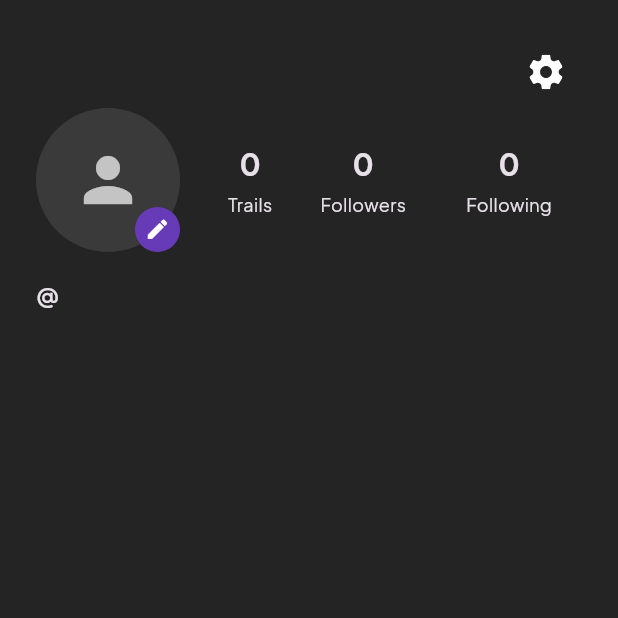
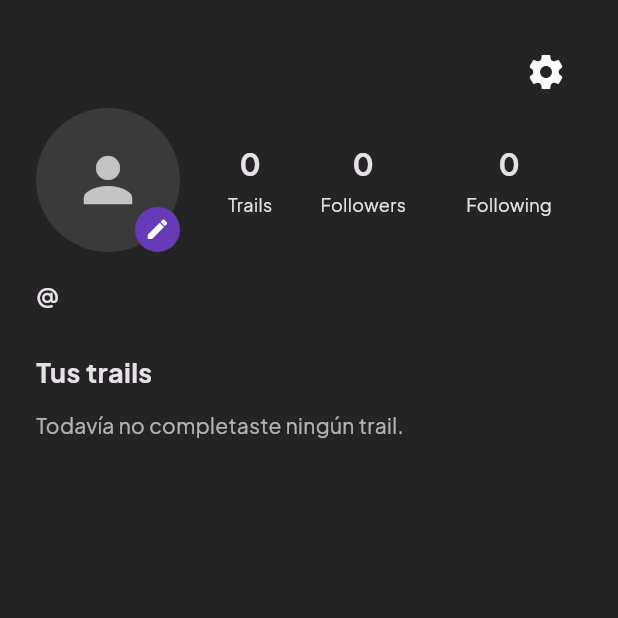
Before and after one commit to Chab8/trail, a Flutter app: the ProfileScreen screen opened directly, on a phone screen of 412 x 824 dp, the top half of it. Run offline on Flutter 3.47's test engine with Material 3 defaults, Android fonts, the phone set to English and light mode, and no system bars; our stand-ins replace app_links, flutter_dotenv, flutter_svg, geolocator, google_fonts, image_picker and 1 more; missing offline and left inert: mapbox_maps_flutter; accounts and stored records are empty.

Commit message:
trails se guardan en el perfil

```diff
--- /dev/null
+++ b/lib/models/completed_trail.dart
@@ -0,0 +1,17 @@
+import 'trail_song.dart';
+
+/// El resumen que se muestra en el perfil para un trail finalizado.
+///
+/// Por ahora sólo conserva su nombre y las canciones escuchadas. Más adelante
+/// se le pueden sumar el trazado, duración, privacidad y otros metadatos.
+class CompletedTrail {
+  const CompletedTrail({
+    required this.name,
+    required this.songs,
+    required this.completedAt,
+  });
+
+  final String name;
+  final List<TrailSong> songs;
+  final DateTime completedAt;
+}
--- /dev/null
+++ b/lib/models/trail_song.dart
@@ -0,0 +1,12 @@
+/// Una canción que sonó mientras se registraba un trail.
+class TrailSong {
+  const TrailSong({
+    required this.trackId,
+    required this.title,
+    required this.artist,
+  });
+
+  final String trackId;
+  final String title;
+  final String artist;
+}
--- a/lib/screens/profile_screen.dart
+++ b/lib/screens/profile_screen.dart
@@ -5,8 +5,11 @@ import 'package:flutter_svg/flutter_svg.dart';
 import 'package:image_picker/image_picker.dart';
 import 'package:supabase_flutter/supabase_flutter.dart';
 
+import '../models/completed_trail.dart';
+import '../models/trail_song.dart';
 import '../services/follow_service.dart';
 import '../services/profile_service.dart';
+import '../services/trail_library_service.dart';
 import '../widgets/profile_counter.dart';
 import 'follow_list_screen.dart';
 import 'settings_screen.dart';
@@ -22,6 +25,7 @@ class _ProfileScreenState extends State<ProfileScreen> {
   final _profileService = ProfileService();
   final _followService = FollowService();
   final _imagePicker = ImagePicker();
+  final _trailLibrary = TrailLibraryService.instance;
 
   bool _isLoading = true;
   bool _isPickingAvatar = false;
@@ -35,7 +39,18 @@ class _ProfileScreenState extends State<ProfileScreen> {
   @override
   void initState() {
     super.initState();
+    _trailLibrary.addListener(_onTrailsChanged);
     _loadProfile();
+  }
+
+  @override
+  void dispose() {
+    _trailLibrary.removeListener(_onTrailsChanged);
+    super.dispose();
+  }
+
+  void _onTrailsChanged() {
+    if (mounted) setState(() {});
   }
 
   Future<void> _loadProfile() async {
@@ -60,7 +75,7 @@ class _ProfileScreenState extends State<ProfileScreen> {
     }
   }
 
-    Future<void> _pickAvatar() async {
+  Future<void> _pickAvatar() async {
     setState(() => _isPickingAvatar = true);
 
     try {
@@ -82,7 +97,9 @@ class _ProfileScreenState extends State<ProfileScreen> {
 
       // Sube la foto al bucket "avatars". upsert:true significa que si ya
       // existe una foto anterior para este usuario, la reemplaza.
-      await Supabase.instance.client.storage.from('avatars').uploadBinary(
+      await Supabase.instance.client.storage
+          .from('avatars')
+          .uploadBinary(
             filePath,
             bytes,
             fileOptions: FileOptions(
@@ -96,8 +113,7 @@ class _ProfileScreenState extends State<ProfileScreen> {
       final publicUrl = Supabase.instance.client.storage
           .from('avatars')
           .getPublicUrl(filePath);
-      final freshUrl =
-          '$publicUrl?v=${DateTime.now().millisecondsSinceEpoch}';
+      final freshUrl = '$publicUrl?v=${DateTime.now().millisecondsSinceEpoch}';
 
       // Guarda el link en la tabla profiles, para que persista.
       await _profileService.updateAvatarUrl(
@@ -114,7 +130,9 @@ class _ProfileScreenState extends State<ProfileScreen> {
     } catch (_) {
       if (mounted) {
         ScaffoldMessenger.of(context).showSnackBar(
-          const SnackBar(content: Text('No se pudo guardar la foto de perfil.')),
+          const SnackBar(
+            content: Text('No se pudo guardar la foto de perfil.'),
+          ),
         );
       }
     } finally {
@@ -238,9 +256,10 @@ class _ProfileScreenState extends State<ProfileScreen> {
                         child: Row(
                           mainAxisAlignment: MainAxisAlignment.spaceAround,
                           children: [
-                            // Todavía no contamos trails porque el
-                            // registro de recorridos no está armado.
-                            const ProfileCounter(label: 'Trails', value: 0),
+                            ProfileCounter(
+                              label: 'Trails',
+                              value: _trailLibrary.count,
+                            ),
                             ProfileCounter(
                               label: 'Followers',
                               value: _followersCount,
@@ -268,6 +287,21 @@ class _ProfileScreenState extends State<ProfileScreen> {
                       ),
                     ),
                   ],
+                  const SizedBox(height: 28),
+                  const Text(
+                    'Tus trails',
+                    style: TextStyle(fontSize: 18, fontWeight: FontWeight.w700),
+                  ),
+                  const SizedBox(height: 12),
+                  if (_trailLibrary.trails.isEmpty)
+                    Text(
+                      'Todavía no completaste ningún trail.',
+                      style: TextStyle(
+                        color: Colors.white.withValues(alpha: 0.65),
+                      ),
+                    )
+                  else
+                    ..._trailLibrary.trails.map(_TrailSummaryCard.new),
                   if (_errorMessage != null)
                     Padding(
                       padding: const EdgeInsets.only(bottom: 16),
@@ -279,6 +313,48 @@ class _ProfileScreenState extends State<ProfileScreen> {
                 ],
               ),
             ),
+    );
+  }
+}
+
+class _TrailSummaryCard extends StatelessWidget {
+  const _TrailSummaryCard(this.trail);
+
+  final CompletedTrail trail;
+
+  @override
+  Widget build(BuildContext context) {
+    final List<TrailSong> songs = trail.songs;
+    return Card(
+      margin: const EdgeInsets.only(bottom: 12),
+      child: Padding(
+        padding: const EdgeInsets.all(16),
+        child: Column(
+          crossAxisAlignment: CrossAxisAlignment.start,
+          children: [
+            Text(
+              trail.name,
+              style: const TextStyle(fontSize: 16, fontWeight: FontWeight.w700),
+            ),
+            const SizedBox(height: 10),
+            if (songs.isEmpty)
+              const Text('No se detectaron canciones durante este trail.')
+            else
+              ...songs.map<Widget>(
+                (song) => Padding(
+                  padding: const EdgeInsets.only(bottom: 6),
+                  child: Row(
+                    children: [
+                      const Icon(Icons.music_note, size: 18),
+                      const SizedBox(width: 8),
+                      Expanded(child: Text('${song.title} — ${song.artist}')),
+                    ],
+                  ),
+                ),
+              ),
+          ],
+        ),
+      ),
     );
   }
 }
--- /dev/null
+++ b/lib/services/trail_library_service.dart
@@ -0,0 +1,32 @@
+import 'package:flutter/foundation.dart';
+
+import '../models/completed_trail.dart';
+import '../models/trail_song.dart';
+
+/// Biblioteca de trails finalizados de la sesión actual.
+///
+/// Este primer paso mantiene únicamente el resumen solicitado en el perfil.
+/// El servicio centraliza el estado para que el perfil se actualice aunque ya
+/// esté montado dentro del [IndexedStack] de la navegación principal.
+class TrailLibraryService extends ChangeNotifier {
+  TrailLibraryService._internal();
+  static final TrailLibraryService instance = TrailLibraryService._internal();
+
+  final List<CompletedTrail> _trails = [];
+
+  List<CompletedTrail> get trails => List<CompletedTrail>.unmodifiable(_trails);
+  int get count => _trails.length;
+  String get nextDefaultName => 'Trail #${_trails.length + 1}';
+
+  void addTrail({required String name, required List<TrailSong> songs}) {
+    _trails.insert(
+      0,
+      CompletedTrail(
+        name: name.trim().isEmpty ? nextDefaultName : name.trim(),
+        songs: List<TrailSong>.unmodifiable(songs),
+        completedAt: DateTime.now(),
+      ),
+    );
+    notifyListeners();
+  }
+}
```
Also changed, not shown: lib/services/trail_service.dart (+52 -0 lines), lib/widgets/trail_controls.dart (+43 -2 lines).
